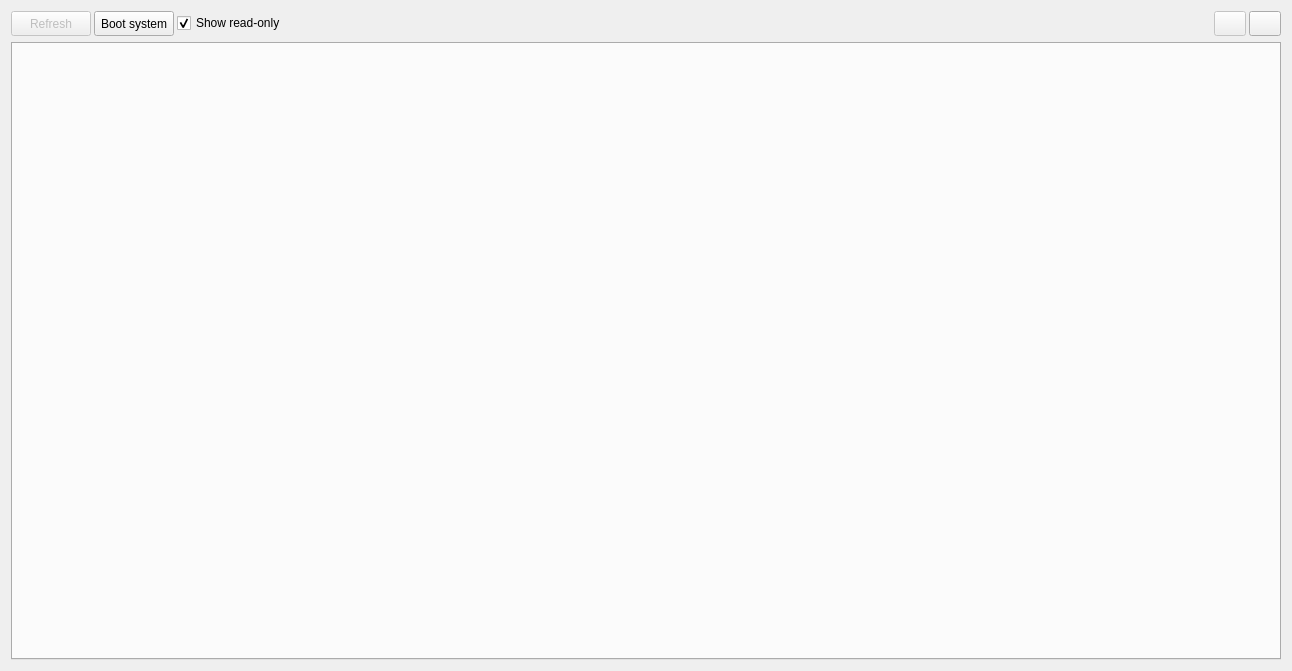
This is gui/form_system_settings.ui in usnistgov/qpx-gamma as Qt 5 draws it before an edit. The edited form follows.
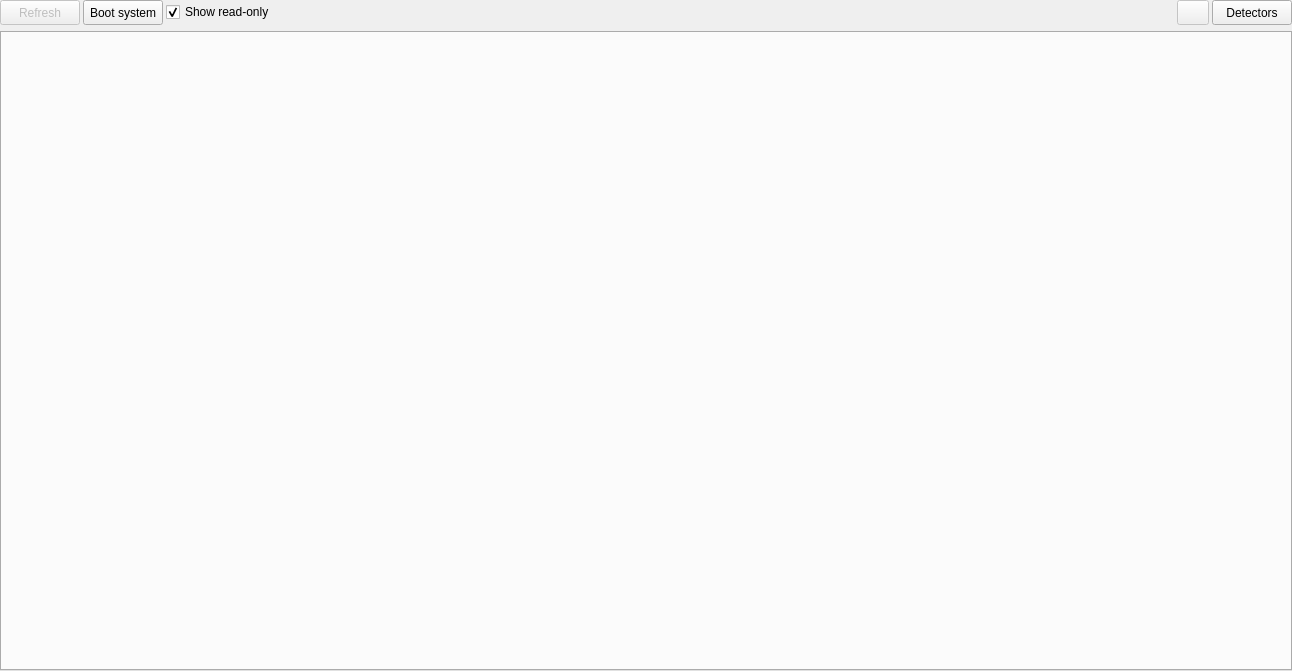
This is the edited form. Icons and pictures are not drawn.

Diff of the .ui file:
```diff
--- a/gui/form_system_settings.ui
+++ b/gui/form_system_settings.ui
@@ -24,6 +24,18 @@
     <normaloff>:/new/icons/qpx.xpm</normaloff>:/new/icons/qpx.xpm</iconset>
   </property>
   <layout class="QGridLayout" name="gridLayout">
+   <property name="leftMargin">
+    <number>0</number>
+   </property>
+   <property name="topMargin">
+    <number>0</number>
+   </property>
+   <property name="rightMargin">
+    <number>0</number>
+   </property>
+   <property name="bottomMargin">
+    <number>0</number>
+   </property>
    <item row="0" column="0">
     <layout class="QHBoxLayout" name="horizontalLayout_20">
      <property name="spacing">
@@ -175,7 +187,7 @@
        </property>
        <property name="maximumSize">
         <size>
-         <width>32</width>
+         <width>16777215</width>
          <height>25</height>
         </size>
        </property>
@@ -183,7 +195,7 @@
         <string>Edit detector database</string>
        </property>
        <property name="text">
-        <string/>
+        <string>Detectors</string>
        </property>
        <property name="icon">
         <iconset resource="resources/qpxres.qrc">
```
